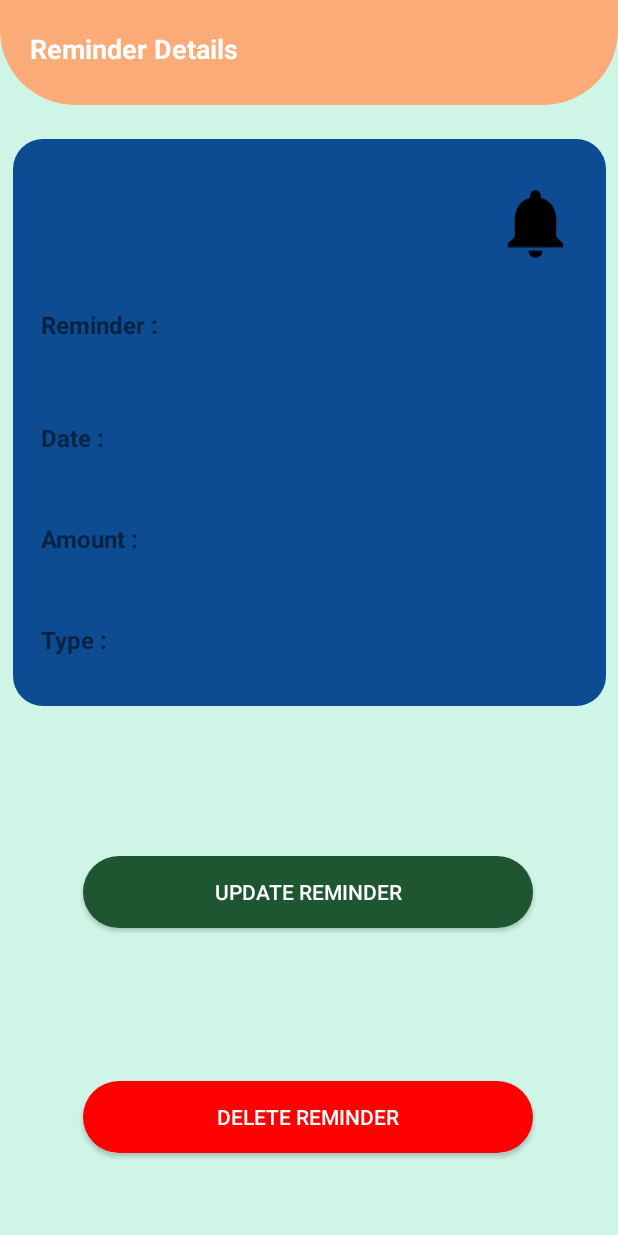
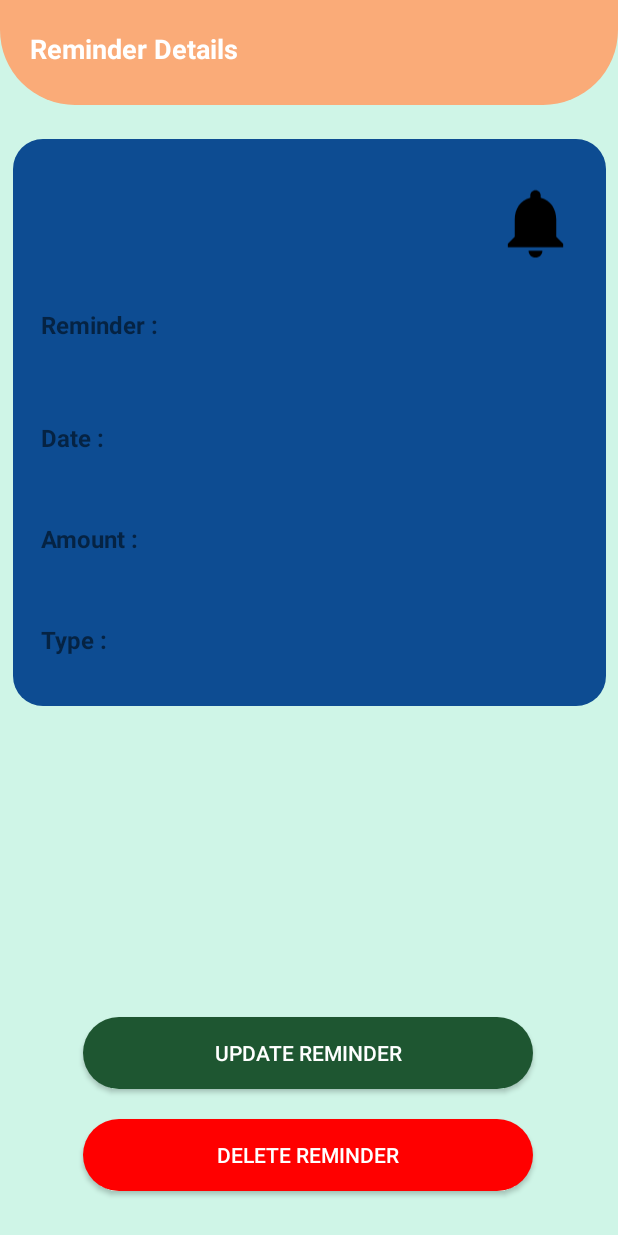
Before and after one commit to it21303302b/MADD_project_SmartSpend, an Android app: the ReminderDetailsActivity screen opened directly, with no data from a screen before it, on a phone screen of 412 x 824 dp. Run offline under Robolectric (Android 15) with nearby library versions, the phone set to English and light mode, and no system bars; our stand-ins replace Firebase (no records; nobody signed in at launch, a user with empty details on screens opened directly).

Commit message:
Bimsara - UI fixes

```diff
--- a/app/src/main/res/layout/activity_reminder_details.xml
+++ b/app/src/main/res/layout/activity_reminder_details.xml
@@ -31,24 +31,22 @@
         app:layout_constraintBottom_toBottomOf="parent"
         app:layout_constraintEnd_toEndOf="parent"
         app:layout_constraintHorizontal_bias="0.493"
-        app:layout_constraintStart_toStartOf="parent"
-        app:layout_constraintTop_toBottomOf="@+id/btn_UpdateRemData"
-        app:layout_constraintVertical_bias="0.8" />
+        app:layout_constraintStart_toStartOf="parent" />
 
     <androidx.appcompat.widget.AppCompatButton
         android:id="@+id/btn_UpdateRemData"
         android:layout_width="300dp"
         android:layout_height="wrap_content"
         android:layout_marginStart="16dp"
-        android:layout_marginTop="100dp"
         android:layout_marginEnd="16dp"
+        android:layout_marginBottom="20dp"
         android:background="@drawable/round_btn"
         android:text="@string/btn_UpdateReminder"
         android:textColor="@color/white"
+        app:layout_constraintBottom_toTopOf="@+id/btn_DeleteRemData"
         app:layout_constraintEnd_toEndOf="parent"
         app:layout_constraintHorizontal_bias="0.493"
-        app:layout_constraintStart_toStartOf="parent"
-        app:layout_constraintTop_toBottomOf="@+id/materialToolbar7" />
+        app:layout_constraintStart_toStartOf="parent" />
 
     <com.google.android.material.appbar.MaterialToolbar
         android:id="@+id/materialToolbar7"
--- a/app/src/main/res/layout/fragment_reminders.xml
+++ b/app/src/main/res/layout/fragment_reminders.xml
@@ -67,8 +67,8 @@
         android:id="@+id/floatingActionButton4"
         android:layout_width="wrap_content"
         android:layout_height="wrap_content"
-        android:layout_marginEnd="36dp"
-        android:layout_marginBottom="148dp"
+        android:layout_marginEnd="45dp"
+        android:layout_marginBottom="70dp"
         android:backgroundTint="@color/orange"
         android:clickable="true"
         android:onClick="addReminder"
--- a/app/src/main/res/layout/reminder_update_dialog.xml
+++ b/app/src/main/res/layout/reminder_update_dialog.xml
@@ -35,9 +35,11 @@
         android:layout_marginStart="32dp"
         android:layout_marginTop="128dp"
         android:layout_marginEnd="32dp"
+        android:layout_marginBottom="10dp"
         android:background="@drawable/round_btn"
         android:text="@string/btn_UpdateReminder"
         android:textColor="@color/white"
+        app:layout_constraintBottom_toBottomOf="parent"
         app:layout_constraintEnd_toEndOf="parent"
         app:layout_constraintStart_toStartOf="parent"
         app:layout_constraintTop_toBottomOf="@+id/UpdateReminder_spinner" />
--- a/app/src/main/res/layout/update_dialog_category.xml
+++ b/app/src/main/res/layout/update_dialog_category.xml
@@ -25,6 +25,7 @@
         android:layout_width="300dp"
         android:layout_height="wrap_content"
         android:layout_marginTop="20dp"
+        android:layout_marginBottom="10dp"
         android:text="@string/btn_updatecat"
         android:background="@drawable/round_btn"
        android:layout_gravity="center"
--- a/app/src/main/res/layout/update_dialog_expeces.xml
+++ b/app/src/main/res/layout/update_dialog_expeces.xml
@@ -33,6 +33,7 @@
         android:layout_height="wrap_content"
         android:layout_gravity="center"
         android:layout_marginTop="20dp"
+        android:layout_marginBottom="10dp"
         android:background="@drawable/round_btn"
         android:text="@string/btn_updateExp"
         android:textColor="@color/white" />
```
